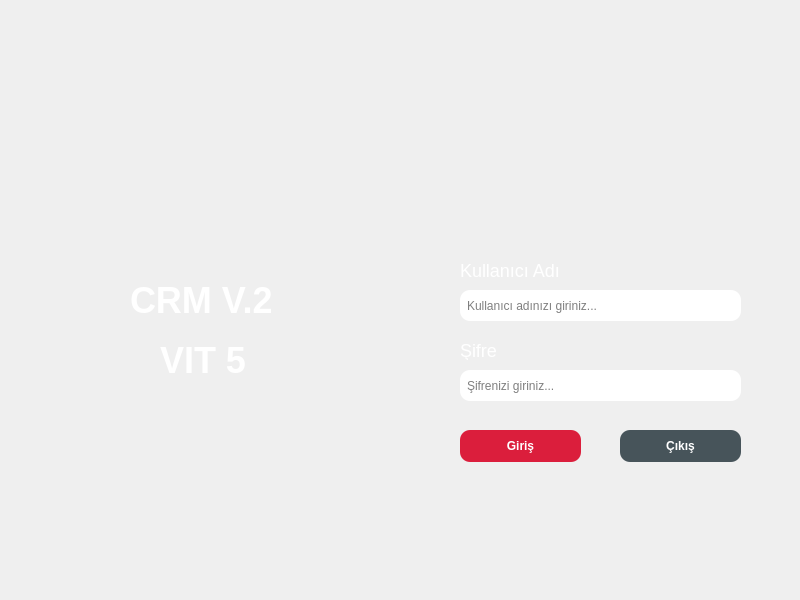
Before: the Qt Designer form login.ui in yhtyyar94/Python-Module-Week7, drawn with Qt 5.
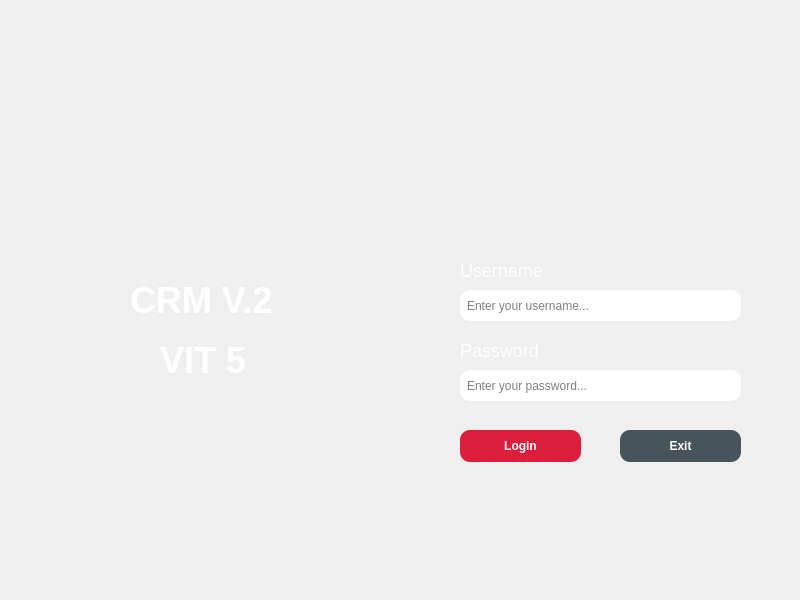
After: the same form once the commit is applied. Icons and pictures are not drawn.

Commit message: change login ui to english

What changed in the file:
```diff
--- a/login.ui
+++ b/login.ui
@@ -60,7 +60,7 @@
 background:none</string>
     </property>
     <property name="text">
-     <string>Kullanıcı Adı</string>
+     <string>Username</string>
     </property>
    </widget>
    <widget class="QLineEdit" name="lineEdit">
@@ -84,7 +84,7 @@
      <string/>
     </property>
     <property name="placeholderText">
-     <string>Kullanıcı adınızı giriniz...</string>
+     <string>Enter your username...</string>
     </property>
    </widget>
    <widget class="QLineEdit" name="lineEdit_2">
@@ -108,10 +108,10 @@
      <string/>
     </property>
     <property name="echoMode">
-     <enum>QLineEdit::EchoMode::Password</enum>
+     <enum>QLineEdit::Normal</enum>
     </property>
     <property name="placeholderText">
-     <string>Şifrenizi giriniz...</string>
+     <string>Enter your password...</string>
     </property>
    </widget>
    <widget class="QLabel" name="label_3">
@@ -130,10 +130,10 @@
 background:none</string>
     </property>
     <property name="text">
-     <string>Şifre</string>
+     <string>Password</string>
     </property>
    </widget>
-   <widget class="QPushButton" name="pushButton">
+   <widget class="QPushButton" name="login_button">
     <property name="geometry">
      <rect>
       <x>460</x>
@@ -158,10 +158,10 @@
 }</string>
     </property>
     <property name="text">
-     <string>Giriş</string>
+     <string>Login</string>
     </property>
    </widget>
-   <widget class="QPushButton" name="pushButton_2">
+   <widget class="QPushButton" name="exit_button">
     <property name="geometry">
      <rect>
       <x>620</x>
@@ -186,7 +186,7 @@
 }</string>
     </property>
     <property name="text">
-     <string>Çıkış</string>
+     <string>Exit</string>
     </property>
    </widget>
    <widget class="QLabel" name="label_4">
```
The commit also changes 2 other files.
